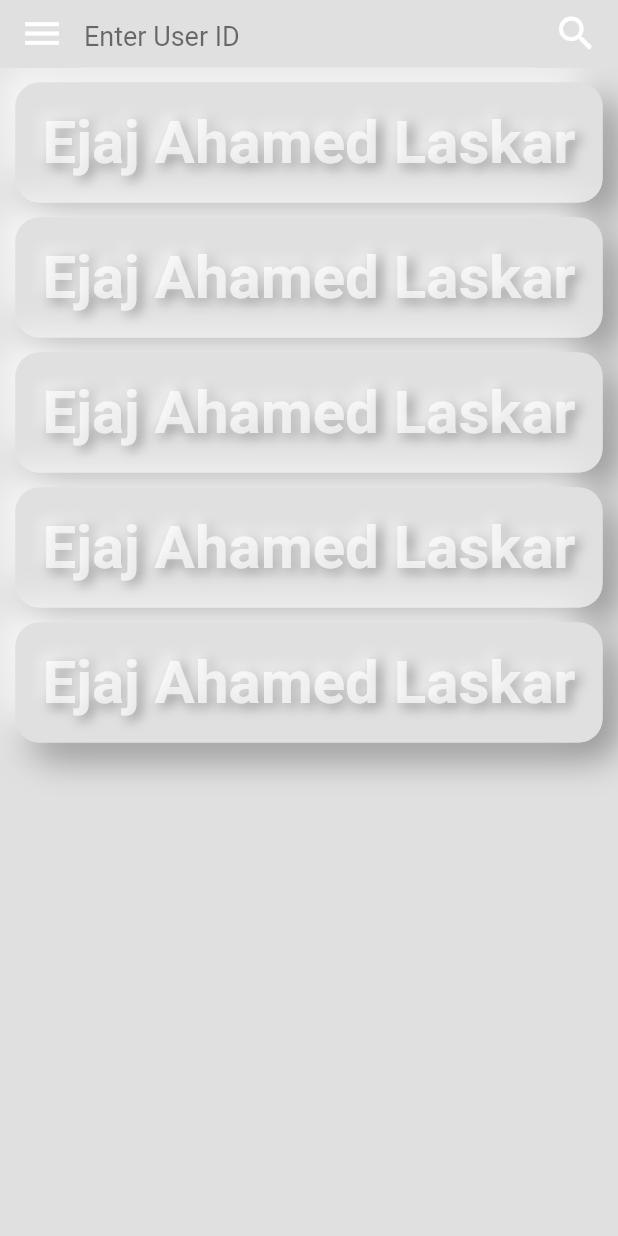
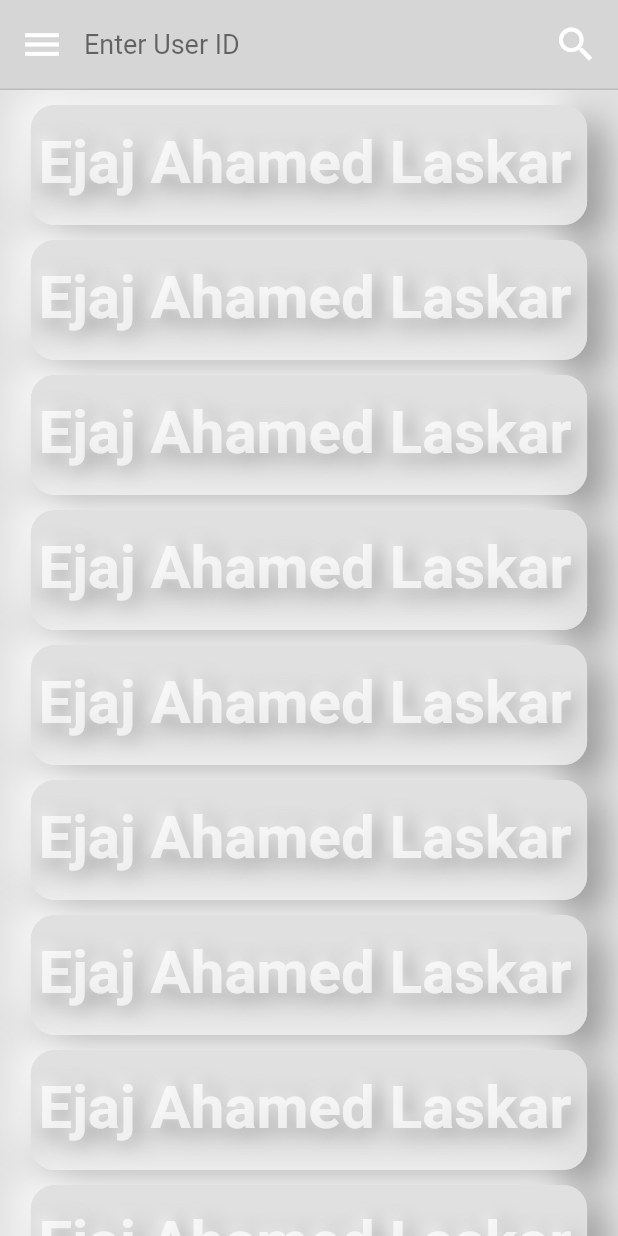
Before and after one commit to Ejaj-Ahamed/Neumorphism-Flutter-ChatApp, a Flutter app: the HomeView screen opened by its route, after a tap on the "search" icon, on a phone screen of 412 x 824 dp. Run offline on Flutter 3.47's test engine with Material 2 defaults, Android fonts, the phone set to English and light mode, and no system bars; our stand-ins replace get.

Commit message:
third commit

```diff
--- a/lib/Screens/Home/HomeView.dart
+++ b/lib/Screens/Home/HomeView.dart
@@ -21,15 +21,23 @@ class _HomeViewState extends State<HomeView> {
       appBar: PreferredSize(
         preferredSize: Size.fromHeight(100.0),
         child: Container(
-          height: 45,
-          color: Colors.grey.shade300,
+          decoration: BoxDecoration(
+              border: Border(
+            bottom: BorderSide(
+              color: Colors.grey.shade400,
+              width: 1.0,
+            ),
+          ),
+          color: Colors.grey[350],
+          ),
+          margin: EdgeInsets.only(top: MediaQuery.of(context).padding.top),
+          height: 60,
           child: Row(
             children: [
               Material(
-                color: Colors.grey.shade300, // button color
+                color: Colors.grey[350], // button color
                 child: InkWell(
-                  splashColor:
-                      Colors.grey.shade400, // inkwell color
+                  splashColor: Colors.grey.shade400, // inkwell color
                   child: SizedBox(
                       width: 56,
                       height: 56,
@@ -38,8 +46,7 @@ class _HomeViewState extends State<HomeView> {
                         color: Colors.white,
                         size: 30.0,
                       )),
-                  onTap: () {
-                  },
+                  onTap: () {},
                 ),
               ),
               Expanded(
@@ -50,7 +57,8 @@ class _HomeViewState extends State<HomeView> {
                           "Chat App",
                           style: TextStyle(
                             fontSize: 20,
-                              color: constants.getColorFromHex("#FFFFFF"), ),
+                            color: constants.getColorFromHex("#FFFFFF"),
+                          ),
                         ),
                       )
                     : TextField(
@@ -58,16 +66,15 @@ class _HomeViewState extends State<HomeView> {
                         style: TextStyle(fontSize: 18.0, color: Colors.black54),
                         decoration: InputDecoration(
                             border: InputBorder.none,
-                            hintStyle:
-                                TextStyle(fontSize: 18.0, color: Colors.black54),
+                            hintStyle: TextStyle(
+                                fontSize: 18.0, color: Colors.black54),
                             hintText: 'Enter User ID'),
                       ),
               ),
               Material(
-                color: Colors.grey.shade300, // button color
+                color: Colors.grey[350], // button color
                 child: InkWell(
-                  splashColor:
-                      Colors.grey.shade400, // inkwell color
+                  splashColor: Colors.grey.shade400, // inkwell color
                   child: SizedBox(
                       width: 56,
                       height: 56,
@@ -78,11 +85,11 @@ class _HomeViewState extends State<HomeView> {
                       )),
                   onTap: () {
                     setState(() {
-                      if(searchController.text.toString().isNotEmpty){
+                      if (searchController.text.toString().isNotEmpty) {
                         print(searchController.text.toString());
                         searchController.text = "";
                         isSearchEnabled = !isSearchEnabled;
-                      }else{
+                      } else {
                         isSearchEnabled = !isSearchEnabled;
                       }
                     });
@@ -96,7 +103,7 @@ class _HomeViewState extends State<HomeView> {
       backgroundColor: Colors.grey.shade300,
       body: SafeArea(
         child: LayoutBuilder(
-          builder: (BuildContext context, BoxConstraints viewportConstraints){
+          builder: (BuildContext context, BoxConstraints viewportConstraints) {
             return SingleChildScrollView(
               child: ConstrainedBox(
                 constraints: BoxConstraints(
@@ -107,10 +114,16 @@ class _HomeViewState extends State<HomeView> {
                   padding: const EdgeInsets.all(5.0),
                   child: Column(
                     crossAxisAlignment: CrossAxisAlignment.center,
-
                     children: [
-                    for(int i=0;i<5;i++)
-                    UserWidget(friendListModel: new FriendListModel(false, "9062544370", "Ejaj Ahamed Laskar", "fcmToken", "uniqueUserID"),)
+                      for (int i = 0; i < 10; i++)
+                        UserWidget(
+                          friendListModel: new FriendListModel(
+                              false,
+                              "9062544370",
+                              "Ejaj Ahamed Laskar",
+                              "fcmToken",
+                              "uniqueUserID"),
+                        )
                     ],
                   ),
                 ),
--- a/lib/Widgets/TextWidget.dart
+++ b/lib/Widgets/TextWidget.dart
@@ -14,7 +14,7 @@ class _TextWidgetState extends State<TextWidget> {
       height: double.infinity,
       width: double.infinity,
       color: Colors.transparent,
-      child: Center(
+      padding: EdgeInsets.only(top: 15,left: 5),
       child: Text(widget.text,softWrap: true,
       overflow: TextOverflow.ellipsis,
                             style: TextStyle(
@@ -24,7 +24,7 @@ class _TextWidgetState extends State<TextWidget> {
                                   Shadow(
                                       offset: Offset(3, 3),
                                       color: Colors.black38,
-                                        blurRadius: 10),
+                                      blurRadius: 20),
                                   Shadow(
                                       offset: Offset(-3, -3),
                                       color: Colors.white70,
@@ -32,7 +32,6 @@ class _TextWidgetState extends State<TextWidget> {
                                 ],
                                 color: Colors.white70),
                           ),
-      ),
     );
   }
 }
--- a/lib/Widgets/UserWidget.dart
+++ b/lib/Widgets/UserWidget.dart
@@ -19,8 +19,8 @@ class _UserWidgetState extends State<UserWidget> {
     return Center(
       child: Container(
         height: 80,
+        width: MediaQuery.of(context).size.width * 0.90,
         margin: EdgeInsets.all(5),
-        width: MediaQuery.of(context).size.width * 0.95,
         alignment: Alignment.centerLeft,
         decoration: BoxDecoration(
             borderRadius: BorderRadius.circular(16),
@@ -37,8 +37,10 @@ class _UserWidgetState extends State<UserWidget> {
             ]),
         child: Material(
           color: Colors.grey.shade300,
+
           borderRadius: BorderRadius.circular(16),
           child: InkWell(
+
             borderRadius: BorderRadius.circular(16),
             onTap: (){
               print("object");
```
Lines whose indentation alone changed are shown as unchanged.
